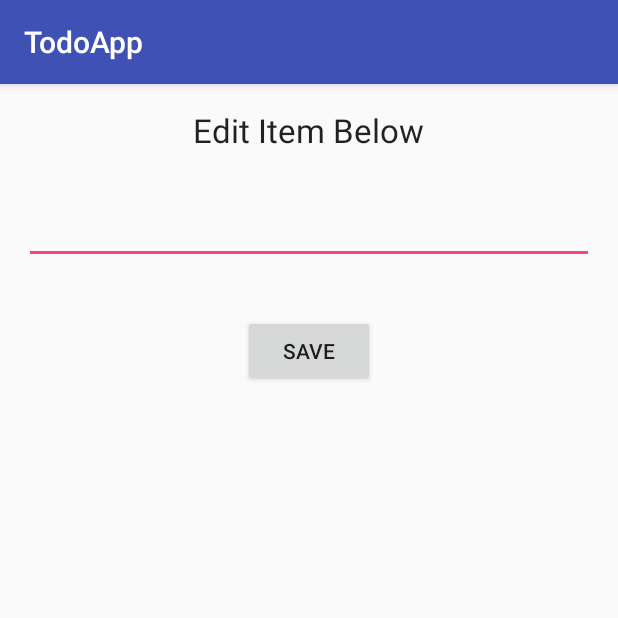
After one commit to Monte9/TodoApp-Android, an Android app: the EditItemActivity screen opened directly, with no data from a screen before it, on a phone screen of 412 x 824 dp, the top half of it. The commit adds this screen. Run offline under Robolectric (Android 15) with nearby library versions, the phone set to English and light mode, and no system bars.

Commit message:
added edit todo item feature

```diff
--- a/TodoApp/app/src/main/AndroidManifest.xml
+++ b/TodoApp/app/src/main/AndroidManifest.xml
@@ -15,6 +15,7 @@
                 <category android:name="android.intent.category.LAUNCHER" />
             </intent-filter>
         </activity>
+        <activity android:name=".EditItemActivity"></activity>
     </application>
 
 </manifest>
--- /dev/null
+++ b/TodoApp/app/src/main/java/com/montewithpillow/todoapp/EditItemActivity.java
@@ -0,0 +1,39 @@
+package com.montewithpillow.todoapp;
+
+import android.content.Intent;
+import android.support.v7.app.AppCompatActivity;
+import android.os.Bundle;
+import android.view.View;
+import android.widget.EditText;
+
+public class EditItemActivity extends AppCompatActivity {
+
+    @Override
+    protected void onCreate(Bundle savedInstanceState) {
+        super.onCreate(savedInstanceState);
+        setContentView(R.layout.activity_edit_item);
+
+        //set the text as the current todo item
+        String editText = getIntent().getStringExtra("editText");
+        EditText editText1 = (EditText) findViewById(R.id.editText);
+        editText1.setText(editText);
+        int code = getIntent().getIntExtra("code", 0);
+    }
+
+    public void onSave(View v) {
+        EditText editText = (EditText) findViewById(R.id.editText);
+        String itemText = editText.getText().toString();
+
+        // Prepare data intent
+        Intent data = new Intent();
+
+        // Pass relevant data back as a result
+        data.putExtra("editText", itemText);
+        int pos = getIntent().getIntExtra("pos", 0);
+        data.putExtra("pos", pos);
+
+        // Activity finished ok, return the data
+        setResult(RESULT_OK, data); // set result code and bundle data for response
+        finish(); // closes the activity, pass data to parent
+    }
+}
--- /dev/null
+++ b/TodoApp/app/src/main/res/layout/activity_edit_item.xml
@@ -0,0 +1,44 @@
+<?xml version="1.0" encoding="utf-8"?>
+<RelativeLayout xmlns:android="http://schemas.android.com/apk/res/android"
+    xmlns:tools="http://schemas.android.com/tools"
+    android:layout_width="match_parent"
+    android:layout_height="match_parent"
+    android:paddingBottom="@dimen/activity_vertical_margin"
+    android:paddingLeft="@dimen/activity_horizontal_margin"
+    android:paddingRight="@dimen/activity_horizontal_margin"
+    android:paddingTop="@dimen/activity_vertical_margin"
+    tools:context="com.montewithpillow.todoapp.EditItemActivity">
+
+    <TextView
+        android:layout_width="wrap_content"
+        android:layout_height="wrap_content"
+        android:textAppearance="?android:attr/textAppearanceLarge"
+        android:text="Edit Item Below"
+        android:id="@+id/displayText"
+        android:layout_alignParentTop="true"
+        android:layout_centerHorizontal="true" />
+
+    <EditText
+        android:layout_width="wrap_content"
+        android:layout_height="wrap_content"
+        android:inputType="textMultiLine"
+        android:ems="10"
+        android:textAlignment="center"
+        android:id="@+id/editText"
+        android:layout_marginTop="29dp"
+        android:layout_below="@+id/displayText"
+        android:layout_alignParentLeft="true"
+        android:layout_alignParentStart="true"
+        android:layout_alignParentRight="true"
+        android:layout_alignParentEnd="true" />
+
+    <Button
+        android:layout_width="wrap_content"
+        android:layout_height="wrap_content"
+        android:text="Save"
+        android:onClick="onSave"
+        android:id="@+id/saveButton"
+        android:layout_marginTop="34dp"
+        android:layout_below="@+id/editText"
+        android:layout_centerHorizontal="true" />
+</RelativeLayout>
```
Also changed, not shown: TodoApp/app/src/main/java/com/montewithpillow/todoapp/MainActivity.java (+34 -0 lines).
